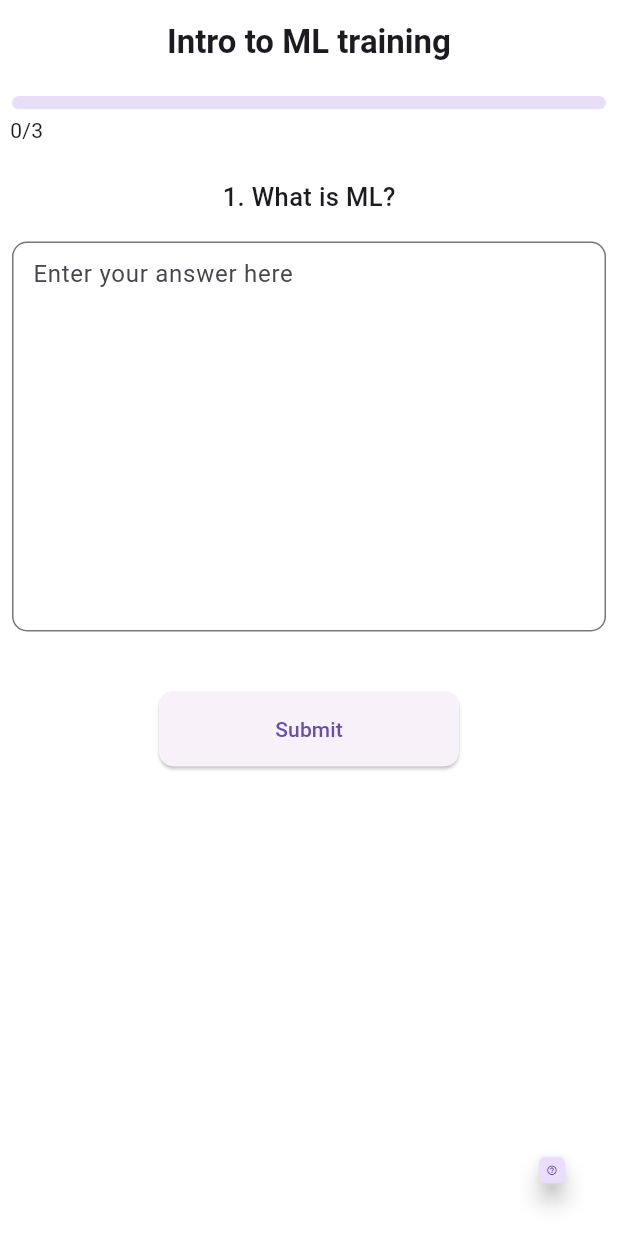
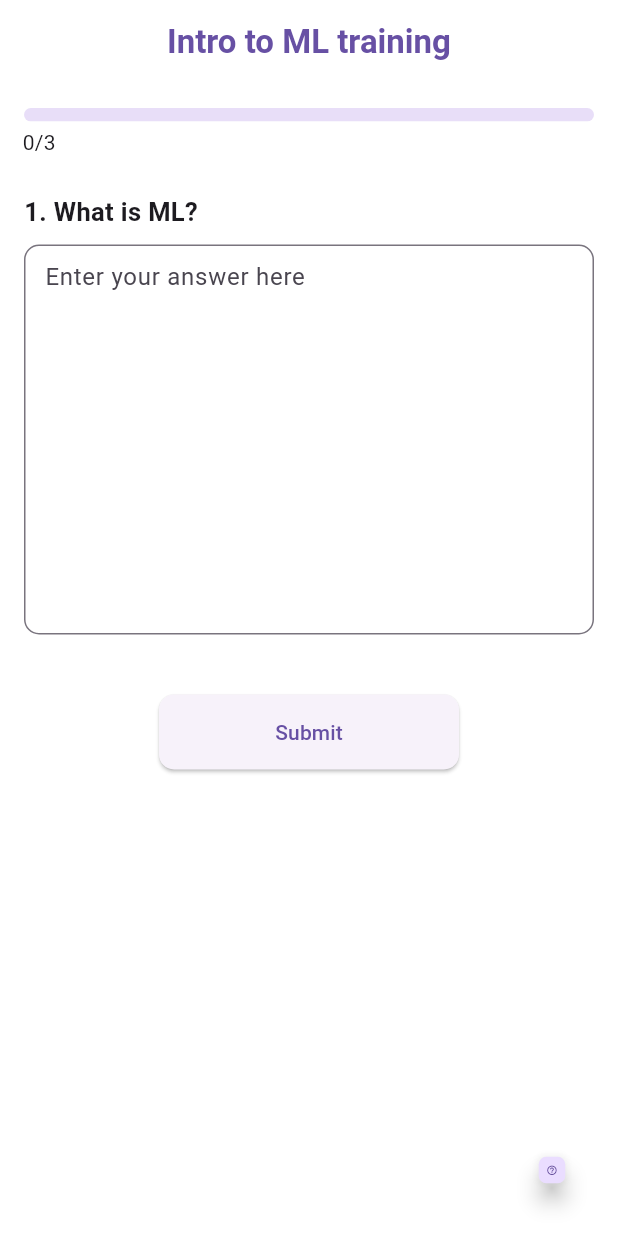
Before and after one commit to agakshay304/GPTutor, a Flutter app: the screen it shows after launch, after a tap on "Intro to ML training", on a phone screen of 412 x 824 dp. Run offline on Flutter 3.47's test engine with Material 2 defaults, Android fonts, the phone set to English and light mode, and no system bars; our stand-ins replace animate_do, flutter_riverpod, flutter_tts, loading_animation_widget; missing offline and left inert: flutter_animated_dialog; network calls fail.

Commit message:
Out of order bug fixed

```diff
--- a/lib/home_page.dart
+++ b/lib/home_page.dart
@@ -5,6 +5,7 @@ import 'package:flutter_animated_dialog/flutter_animated_dialog.dart';
 import 'package:flutter_riverpod/flutter_riverpod.dart';
 import 'package:flutter_tts/flutter_tts.dart';
 import 'package:gptutor/openai_service.dart';
+import 'package:gptutor/results_screen.dart';
 import 'package:gptutor/topics.dart';
 import 'package:loading_animation_widget/loading_animation_widget.dart';
 import 'widgets/progress_bar.dart';
@@ -29,6 +30,8 @@ class _HomePageState extends ConsumerState<HomePage> {
   String? _explaination;
 
   final TextEditingController _answer = TextEditingController();
+
+  Map<String, int> topicWiseCorrectAnswers = {};
 
   @override
   void initState() {
@@ -58,6 +61,8 @@ class _HomePageState extends ConsumerState<HomePage> {
     });
 
     try {
+      print("CurrentQuestionIndex: $currentQuestionIndex");
+      print("CurrentTopicIndex: $currentTopicIndex");
       final currentQuestion =
           topics[currentTopicIndex].questions[currentQuestionIndex];
       final speech = await ref
@@ -66,33 +71,42 @@ class _HomePageState extends ConsumerState<HomePage> {
       setState(() {
         _speech = speech;
       });
-      print(speech);
+      print(_speech);
 
       if (_speech?.toLowerCase().contains("yes") == true) {
         _speak("Correct answer");
-        _correctDialog();
-        correctAnswersCount++;
-      } else {
-        //if is not the last question of the topic
         if (currentQuestionIndex !=
             topics[currentTopicIndex].questions.length - 1) {
-          _speak("Incorrect answer");
+          _correctDialog();
+        }
+        correctAnswersCount++;
+        topicWiseCorrectAnswers[topics[currentTopicIndex].name] =
+            correctAnswersCount;
+      } else {
+        _speak("Incorrect answer");
+        if (currentQuestionIndex !=
+            topics[currentTopicIndex].questions.length - 1) {
           _incorrectDialog();
         }
       }
 
       print("Correct answers count: $correctAnswersCount");
-      currentQuestionIndex++;
 
-      if (currentQuestionIndex >= topics[currentTopicIndex].questions.length) {
+      if (currentQuestionIndex ==
+              topics[currentTopicIndex].questions.length - 1 &&
+          !completed) {
         // Check if the user has answered at least 2 out of 3 questions correctly for the current topic
-        if (correctAnswersCount >= 2) {
-          // Move to the next topic if they have
-          currentTopicIndex++;
-          if (currentTopicIndex >= topics.length) {
-            print("You have completed all the topics!");
+        if (correctAnswersCount >= 2 && !completed) {
+          if (currentTopicIndex == topics.length - 1) {
+            print("You have completed all the topicssssss!");
             completed = true;
-            return;
+            print("Topic wise correct answers: $topicWiseCorrectAnswers");
+            Navigator.push(context, MaterialPageRoute(builder: (context) {
+              return ResultScreen(
+                  topicWiseCorrectAnswers: topicWiseCorrectAnswers);
+            }));
+          } else {
+            currentTopicIndex++;
           }
           // Reset the current question index and correct answer count for the new topic
           currentQuestionIndex = 0;
@@ -106,11 +120,12 @@ class _HomePageState extends ConsumerState<HomePage> {
           _showFailureDialog();
         }
 
-        if (currentQuestionIndex == 0 && currentTopicIndex != 0) {
+        if (currentQuestionIndex == 0 && currentTopicIndex != 0 && !completed) {
           callexplain();
         }
+      } else {
+        currentQuestionIndex++;
       }
-      //TODO: Handle edge case when index is out of bounds
     } finally {
       setState(() {
         _isLoading = false;
@@ -182,6 +197,7 @@ class _HomePageState extends ConsumerState<HomePage> {
     });
 
     try {
+      print("Explainnnnn CurrentTopicIndex: $currentTopicIndex");
       final currentTopic = topics[currentTopicIndex].name;
       print(currentTopic);
       final explaination = await ref
@@ -276,7 +292,7 @@ class _HomePageState extends ConsumerState<HomePage> {
 
   @override
   Widget build(BuildContext context) {
-    return _isLoadingScreen
+    return _isLoadingScreen && !completed
         ? Scaffold(
             body: Center(
               child: LoadingAnimationWidget.dotsTriangle(
@@ -286,7 +302,7 @@ class _HomePageState extends ConsumerState<HomePage> {
             ),
           )
         : Scaffold(
-            floatingActionButton: currentQuestionIndex == 0
+            floatingActionButton: currentQuestionIndex == 0 && !completed
                 ? FloatingActionButton(
                     onPressed: () {
                       _explain();
@@ -303,38 +319,29 @@ class _HomePageState extends ConsumerState<HomePage> {
                   topics[currentTopicIndex].name,
                   style: TextStyle(
                     fontWeight: FontWeight.bold,
+                    color: ThemeData.light(useMaterial3: true).primaryColor,
                   ),
                 ),
               ),
             ),
             body: SingleChildScrollView(
               child: Padding(
-                padding: const EdgeInsets.all(8.0),
+                padding: const EdgeInsets.all(16.0),
                 child: Column(
                   children: [
                     ProgressBar(
-                        stepNumber: correctAnswersCount,
+                        stepNumber: currentQuestionIndex,
                         stepTotal: topics[currentTopicIndex].questions.length),
                     const SizedBox(
-                      height: 10,
+                      height: 20,
                     ),
-                    // Text(
-                    //   topics[currentTopicIndex].name,
-                    //   style: const TextStyle(
-                    //     fontSize: 24,
-                    //     fontWeight: FontWeight.bold,
-                    //   ),
-                    // ),
-                    // const SizedBox(
-                    //   height: 10,
-                    // ),
-                    Padding(
-                      padding: const EdgeInsets.all(8.0),
+                    SizedBox(
+                      width: double.infinity,
                       child: Text(
                         "${currentQuestionIndex + 1}. ${topics[currentTopicIndex].questions[currentQuestionIndex]}",
                         style: const TextStyle(
                           fontSize: 17,
-                          fontWeight: FontWeight.w500,
+                          fontWeight: FontWeight.w600,
                         ),
                       ),
                     ),
@@ -344,13 +351,15 @@ class _HomePageState extends ConsumerState<HomePage> {
                     TextFormField(
                       controller: _answer,
                       maxLines: 10,
-                      decoration: const InputDecoration(
-                        border: OutlineInputBorder(
+                      decoration: InputDecoration(
+                        fillColor:
+                            ThemeData.light(useMaterial3: true).primaryColor,
+                        border: const OutlineInputBorder(
                           borderRadius: BorderRadius.all(
                             Radius.circular(10),
                           ),
                         ),
-                        contentPadding: EdgeInsets.all(10),
+                        contentPadding: const EdgeInsets.all(10),
                         hintText: "Enter your answer here",
                       ),
                     ),
@@ -368,13 +377,7 @@ class _HomePageState extends ConsumerState<HomePage> {
                               ),
                             ),
                           ),
-                          onPressed: completed
-                              ? () {
-                                  _showSuccessDialog();
-                                }
-                              : _isLoading
-                                  ? null
-                                  : _submit,
+                          onPressed: _isLoading ? null : _submit,
                           child: _isLoading
                               ? const CircularProgressIndicator(
                                   strokeWidth: 1,
@@ -384,6 +387,7 @@ class _HomePageState extends ConsumerState<HomePage> {
                   ],
                 ),
               ),
-            ));
+            ),
+          );
   }
 }
--- a/lib/topics.dart
+++ b/lib/topics.dart
@@ -13,25 +13,25 @@ final List<Topic> topics = [
   ]),
   Topic("Steps in Training", [
     "What is the difference between training and testing?",
-    "What is the difference between validation and cross-validation?no",
+    "What is the difference between validation and cross-validation?",
     "What is the difference between precision and recall?",
   ]),
-  Topic("Data Collection", [
-    "What is the difference between data and information?",
-    "What is the difference between structured and unstructured data?",
-    "What is Data Mining?",
-  ]),
-  Topic("Preprocessing", [
-    "What is Preprocessing?",
-    "What is the difference between feature engineering and feature selection?",
-    "What is the difference between feature scaling and normalization?",
-  ]),
-  Topic("Training",[
-    "What is the difference between training and testing?",
-    "What is the difference between validation and cross-validation?",
-    "What is the difference between precision and recall?",
-    "What is the difference between accuracy and F1 score?",
-    "What is the difference between precision and recall?",
-    "What is the difference between accuracy and F1 score?",
-  ]),
+  // Topic("Data Collection", [
+  //   "What is the difference between data and information?",
+  //   "What is the difference between structured and unstructured data?",
+  //   "What is Data Mining?",
+  // ]),
+  // Topic("Preprocessing", [
+  //   "What is Preprocessing?",
+  //   "What is the difference between feature engineering and feature selection?",
+  //   "What is the difference between feature scaling and normalization?",
+  // ]),
+  // Topic("Training",[
+  //   "What is the difference between training and testing?",
+  //   "What is the difference between validation and cross-validation?",
+  //   "What is the difference between precision and recall?",
+  //   "What is the difference between accuracy and F1 score?",
+  //   "What is the difference between precision and recall?",
+  //   "What is the difference between accuracy and F1 score?",
+  // ]),
 ];
```
Also changed, not shown: lib/results_screen.dart (added, +33 -0 lines).
